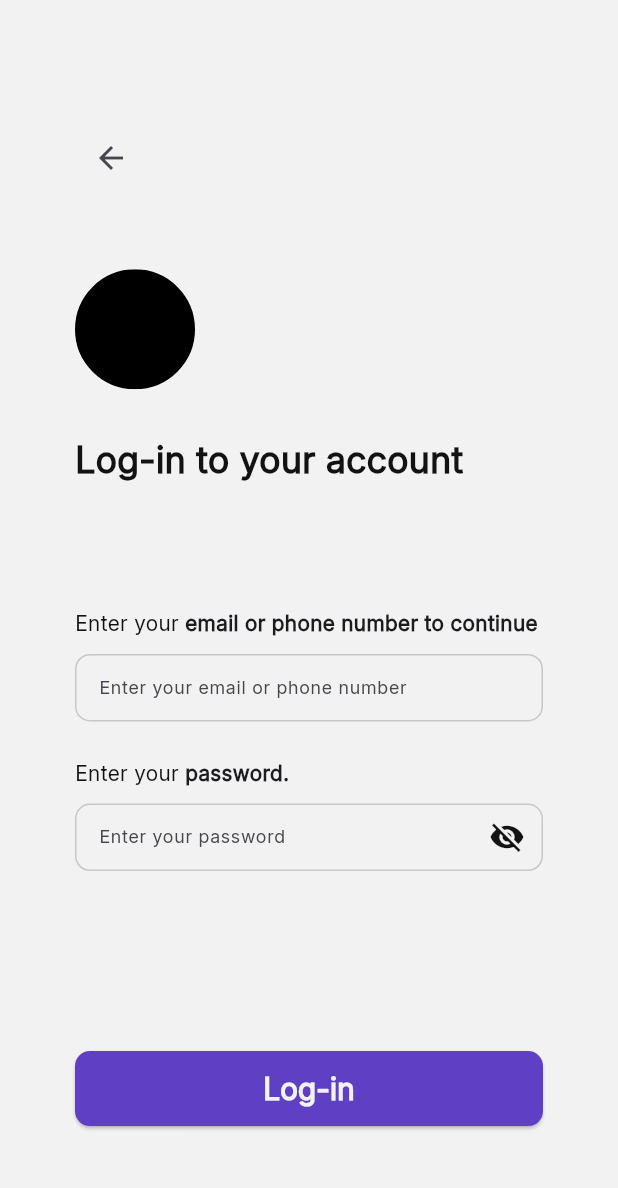
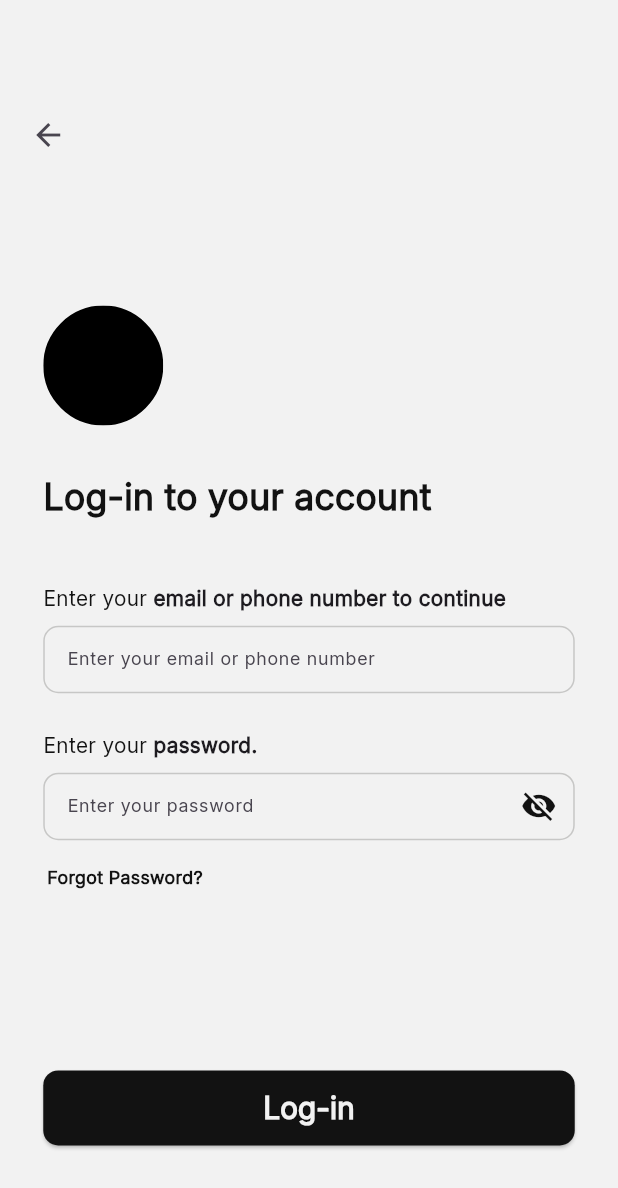
Before and after one commit to heimin22/Pasada, a Flutter app: the screen it shows after launch, after a tap on "Log-in", on a phone screen of 412 x 824 dp. Shown: the top 1188 px of the screen. Run offline on Flutter 3.47's test engine with Material 3 defaults, Android fonts, the phone set to English and light mode, and no system bars; our stand-ins replace connectivity_plus, flutter_animate, flutter_dotenv, flutter_svg, fluttertoast, geolocator and 4 more; missing offline and left inert: flutter_google_maps_webservices, flutter_polyline_points, postgres; accounts and stored records are empty; network calls fail.

Commit message:
ito yung sa bagong user interface para sa log in na responsive and mas maayos
- log in

```diff
--- a/lib/authenticationAccounts/loginAccount.dart
+++ b/lib/authenticationAccounts/loginAccount.dart
@@ -48,7 +48,7 @@ class LoginScreen extends State<LoginPage> {
   final TextEditingController passwordController = TextEditingController();
 
   // get auth service
-  final AuthService _authService = AuthService();
+  final AuthService authService = AuthService();
 
   // session
   final session = supabase.auth.currentSession;
@@ -100,7 +100,7 @@ class LoginScreen extends State<LoginPage> {
     if (connectivityResult == ConnectivityResult.none) showNoInternetToast();
 
     try {
-      await _authService.supabase.auth.signInWithPassword(
+      await authService.supabase.auth.signInWithPassword(
         email: email,
         password: password,
       );
@@ -141,72 +141,64 @@ class LoginScreen extends State<LoginPage> {
   Widget build(BuildContext context) {
     return Scaffold(
       resizeToAvoidBottomInset: false,
-      body: Align(
+      body: Column(
+        children: [
+          Padding(
+            padding: EdgeInsets.only(
+              top: MediaQuery.of(context).size.height * 0.07,
+              left: MediaQuery.of(context).size.height * 0.01,
+            ),
+            child: Align(
+              alignment: Alignment.centerLeft,
+              child: buildBackButton(),
+            ),
+          ),
+          Expanded(
+            child: Align(
               alignment: Alignment.centerLeft,
               child: Padding(
-          padding: const EdgeInsets.all(50),
+                padding: EdgeInsets.only(
+                  top: MediaQuery.of(context).size.height * 0.01,
+                  left: MediaQuery.of(context).size.height * 0.035,
+                  right: MediaQuery.of(context).size.height * 0.035,
+                  bottom: MediaQuery.of(context).size.height * 0.035,
+                ),
                 child: Column(
                   crossAxisAlignment: CrossAxisAlignment.start,
                   mainAxisAlignment: MainAxisAlignment.center,
                   children: [
-              // buildbackButton(),
                     buildHeader(),
                     buildPassengerEmailNumberText(),
                     buildPassengerEmailNumberInput(),
                     buildPassengerPassText(),
                     buildPassengerPassInput(),
+                    buildForgotPassword(),
                     buildLogInButton(),
-              // buildLoginWithGoogleButton(),
-              // Container(
-              //   // Viber Button
-              //   margin: EdgeInsets.only(bottom: 20.0),
-              //   child: Center(
-              //     child: ConstrainedBox(
-              //       constraints: BoxConstraints(
-              //         maxWidth: 360,
-              //       ),
-              //       child: ElevatedButton(
-              //         onPressed: () {},
-              //         style: ElevatedButton.styleFrom(
-              //           backgroundColor: const Color(0xFF5f3fc4),
-              //           minimumSize: const Size(360, 50),
-              //           shape: RoundedRectangleBorder(
-              //             borderRadius: BorderRadius.circular(10.0),
-              //           ),
-              //         ),
-              //         child: Row(
-              //           mainAxisAlignment: MainAxisAlignment.center,
-              //           children: [
-              //             SvgPicture.asset(
-              //               'assets/svg/viberIcon.svg',
-              //               height: 30,
-              //               width: 30,
-              //             ),
-              //             const SizedBox(width: 25),
-              //             const Text(
-              //               'Continue with Viber',
-              //               style: TextStyle(
-              //                 color: Color(0xFFF2F2F2),
-              //                 fontSize: 20,
-              //                 fontWeight: FontWeight.w600,
-              //               ),
-              //             ),
-              //           ],
-              //         ),
-              //       ),
-              //     ),
-              //   ),
-              // ),
                   ],
                 ),
               ),
+            ),
+          ),
+        ],
+      ),
+    );
+  }
+
+  Container buildBackButton() {
+    return Container(
+      margin: EdgeInsets.only(top: MediaQuery.of(context).size.height * 0.01),
+      child: IconButton(
+        onPressed: () {
+          Navigator.pushNamed(context, 'start');
+        },
+        icon: Icon(Icons.arrow_back),
       ),
     );
   }
 
   Container buildPassengerPassInput() {
     return Container(
-      margin: const EdgeInsets.only(top: 10),
+      margin: EdgeInsets.only(top: MediaQuery.of(context).size.height * 0.01),
       child: SizedBox(
         width: double.infinity,
         height: 45,
@@ -235,7 +227,7 @@ class LoginScreen extends State<LoginPage> {
               fontSize: 12,
             ),
             floatingLabelStyle: const TextStyle(
-              color: Color(0XFF5f3fc4),
+              color: Color(0XFF00CC58),
             ),
             enabledBorder: const OutlineInputBorder(
               borderSide: BorderSide(
@@ -246,7 +238,7 @@ class LoginScreen extends State<LoginPage> {
             ),
             focusedBorder: const OutlineInputBorder(
               borderSide: BorderSide(
-                color: Color(0xFF5f3fc4),
+                color: Color(0xFF00CC58),
               ),
             ),
           ),
@@ -257,7 +249,7 @@ class LoginScreen extends State<LoginPage> {
 
   Container buildPassengerEmailNumberInput() {
     return Container(
-      margin: const EdgeInsets.only(top: 10),
+      margin: EdgeInsets.only(top: MediaQuery.of(context).size.height * 0.01),
       child: SizedBox(
         width: double.infinity,
         height: 45,
@@ -274,7 +266,7 @@ class LoginScreen extends State<LoginPage> {
             ),
             errorText: errorMessage.isNotEmpty ? errorMessage : null,
             floatingLabelStyle: const TextStyle(
-              color: Color(0xFF5f3fc4),
+              color: Color(0xFF00CC58),
             ),
             enabledBorder: const OutlineInputBorder(
               borderSide: BorderSide(
@@ -285,7 +277,7 @@ class LoginScreen extends State<LoginPage> {
             ),
             focusedBorder: const OutlineInputBorder(
               borderSide: BorderSide(
-                color: Color(0xFF5f3fc4),
+                color: Color(0xFF00CC58),
               ),
             ),
           ),
@@ -318,7 +310,7 @@ class LoginScreen extends State<LoginPage> {
 
   Container buildPassengerEmailNumberText() {
     return Container(
-      margin: EdgeInsets.only(top: MediaQuery.of(context).size.height * 0.1),
+      margin: EdgeInsets.only(top: MediaQuery.of(context).size.height * 0.05),
       child: const Row(
         children: [
           Text(
@@ -346,7 +338,7 @@ class LoginScreen extends State<LoginPage> {
         child: ElevatedButton(
           onPressed: isLoading ? null : login,
           style: ElevatedButton.styleFrom(
-            backgroundColor: const Color(0xFF5f3fc4),
+            backgroundColor: const Color(0xFF121212),
             minimumSize: const Size(360, 50),
             shape: RoundedRectangleBorder(
               borderRadius: BorderRadius.circular(10.0),
@@ -374,20 +366,27 @@ class LoginScreen extends State<LoginPage> {
     );
   }
 
+  Container buildForgotPassword() {
+    return Container(
+      margin: EdgeInsets.only(
+        top: MediaQuery.of(context).size.height * 0.02,
+        left: MediaQuery.of(context).size.height * 0.003,
+      ),
+      child: Text(
+        "Forgot Password?",
+        style: TextStyle(
+          fontSize: 12,
+          fontWeight: FontWeight.w600,
+          color: Color(0xFF121212),
+        ),
+      ),
+    );
+  }
+
   Column buildHeader() {
     return Column(
       crossAxisAlignment: CrossAxisAlignment.start,
       children: [
-        Container(
-          margin: EdgeInsets.only(top: MediaQuery.of(context).size.height * 0.01),
-          alignment: Alignment.centerLeft,
-          child: IconButton(
-            onPressed: () {
-              Navigator.pushNamed(context, 'start');
-            },
-            icon: Icon(Icons.arrow_back),
-          ),
-        ),
         Container(
           alignment: Alignment.centerLeft,
           margin: const EdgeInsets.only(top: 50),
```
Lines whose indentation alone changed are shown as unchanged.
